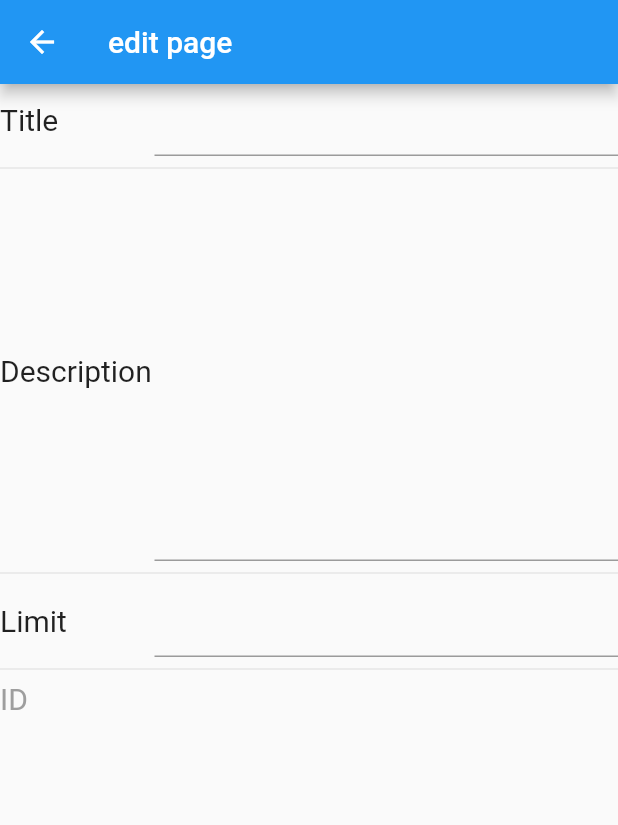
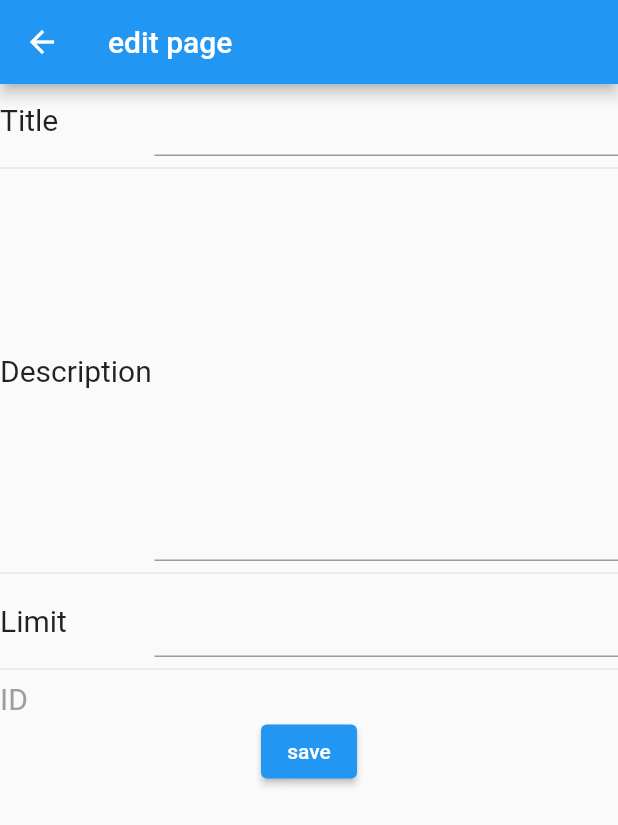
Before and after one commit to blck-snwmn/todosample, a Flutter app: the TodoEditPage screen opened directly with empty values, on a phone screen of 412 x 824 dp. Shown: the top 825 px of the screen. Run offline on Flutter 3.47's test engine with Material 2 defaults, Android fonts, the phone set to English and light mode, and no system bars; our stand-ins replace flutter_slidable, hooks_riverpod, qr_flutter; missing offline and left inert: qr_code_scanner.

Commit message:
Add save button

```diff
--- a/lib/main.dart
+++ b/lib/main.dart
@@ -235,6 +235,10 @@ class TodoEditPage extends ConsumerWidget {
                 )
               ],
             ),
+            ElevatedButton(
+              onPressed: () {},
+              child: const Text("save"),
+            ),
           ],
         ),
       ),
```
